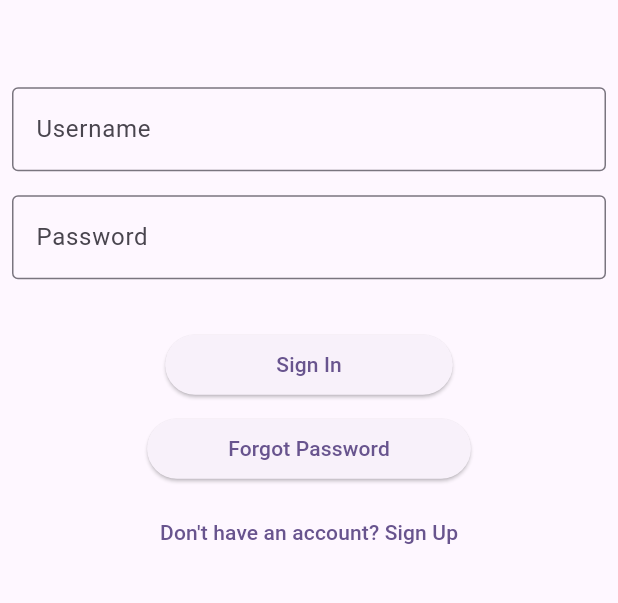
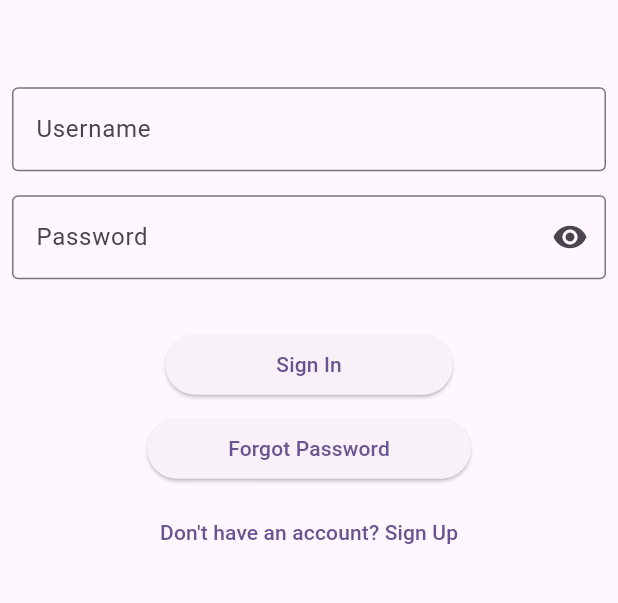
Before and after one commit to Tofu311/wardrobe-wizards, a Flutter app: the screen it shows after launch, on a phone screen of 412 x 824 dp, the part 452-1055 px from its top. Run offline on Flutter 3.47's test engine with Material 3 defaults, Android fonts, the light colour scheme and no system bars.

Commit message:
Sign in/log out is now functional

```diff
--- a/mobile/wardrobe_wizard/lib/login_and_signup/login.dart
+++ b/mobile/wardrobe_wizard/lib/login_and_signup/login.dart
@@ -15,6 +15,10 @@ class Login extends StatefulWidget {
 }
 
 class _LoginPageState extends State<Login> {
+  TextEditingController usernameController = TextEditingController();
+  TextEditingController passwordController = TextEditingController();
+  bool passwordObscured = true;
+
   @override
   Widget build(BuildContext context) {
     return Scaffold(
@@ -34,21 +38,39 @@ class _LoginPageState extends State<Login> {
                 textAlign: TextAlign.center,
               ),
             ),
-            const Padding(
-              padding: EdgeInsets.all(8.0),
+            Padding(
+              padding: const EdgeInsets.all(8.0),
               child: TextField(
-                decoration: InputDecoration(
+                controller: usernameController,
+                autocorrect: false,
+                decoration: const InputDecoration(
                   border: OutlineInputBorder(),
                   labelText: 'Username',
                 ),
               ),
             ),
-            const Padding(
-              padding: EdgeInsets.all(8.0),
+            Padding(
+              padding: const EdgeInsets.all(8.0),
               child: TextField(
+                controller: passwordController,
+                obscureText: passwordObscured,
+                enableSuggestions: false,
+                autocorrect: false,
                 decoration: InputDecoration(
-                  border: OutlineInputBorder(),
+                  border: const OutlineInputBorder(),
                   labelText: 'Password',
+                  suffixIcon: IconButton(
+                    icon: Icon(
+                      passwordObscured
+                          ? Icons.visibility
+                          : Icons.visibility_off,
+                    ),
+                    onPressed: () {
+                      setState(() {
+                        passwordObscured = !passwordObscured;
+                      });
+                    },
+                  ),
                 ),
               ),
             ),
@@ -56,16 +78,14 @@ class _LoginPageState extends State<Login> {
               padding: const EdgeInsets.only(top: 25),
               child: ElevatedButton(
                 onPressed: () {
-                  //TEMPORARY: Navigate to closet page
-                  Navigator.pushReplacement(
-                    context,
-                    MaterialPageRoute(
-                      builder: (context) {
-                        return const Closet(title: 'My Closet');
+                  debugPrint(
+                    jsonEncode(
+                      <String, String>{
+                        "username": usernameController.text,
+                        "password": passwordController.text,
                       },
                     ),
                   );
-                  /*
                   http
                       .post(
                     Uri.parse(
@@ -73,24 +93,38 @@ class _LoginPageState extends State<Login> {
                     headers: <String, String>{
                       "Content-Type": "application/json"
                     },
-                    //Need to use jsonEncode when passing  map to server
                     body: jsonEncode(
                       <String, String>{
-                        "username": "markb",
-                        "password": "password"
+                        "username": usernameController.text,
+                        "password": passwordController.text,
                       },
                     ),
                   )
-                      .then((response) {
-                    ScaffoldMessenger.of(context).showSnackBar(
-                      SnackBar(
-                        content: Text('Response: ${response.body}'),
-                        backgroundColor: Colors.green,
-                      ),
-                    );
-                  },
+                      .then(
+                    (response) {
+                      debugPrint(response.headers.toString());
+                      debugPrint(response.body);
+                      debugPrint(response.statusCode.toString());
+                      ScaffoldMessenger.of(context).showSnackBar(
+                        SnackBar(
+                          content: Text('Response: ${response.body}'),
+                          backgroundColor: Colors.green,
+                        ),
+                      );
+                      // Do not go to closet if login unsuccessful
+                      if (response.statusCode != 200) {
+                        return;
+                      }
+                      Navigator.pushReplacement(
+                        context,
+                        MaterialPageRoute(
+                          builder: (context) {
+                            return const Closet(title: 'My Closet');
+                          },
+                        ),
+                      );
+                    },
                   );
-                  */
                 },
                 child: const Padding(
                   padding: EdgeInsets.fromLTRB(50, 0, 50, 0),
```
Also changed, not shown: mobile/wardrobe_wizard/lib/login_and_signup/register.dart (+9 -5 lines).
